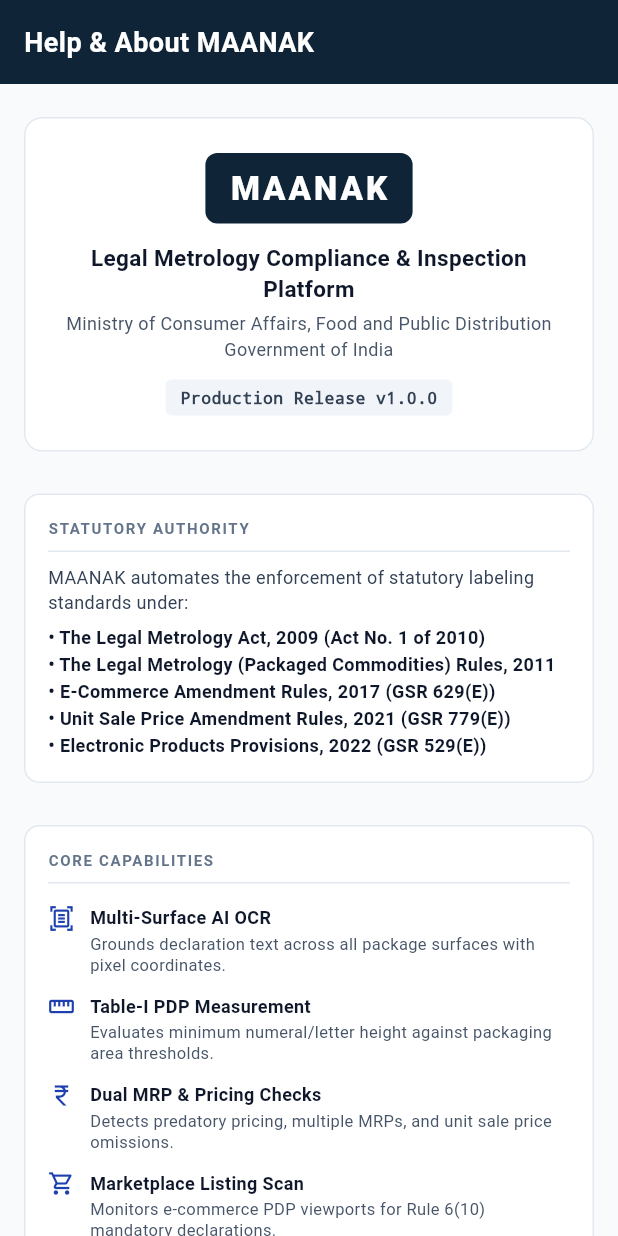
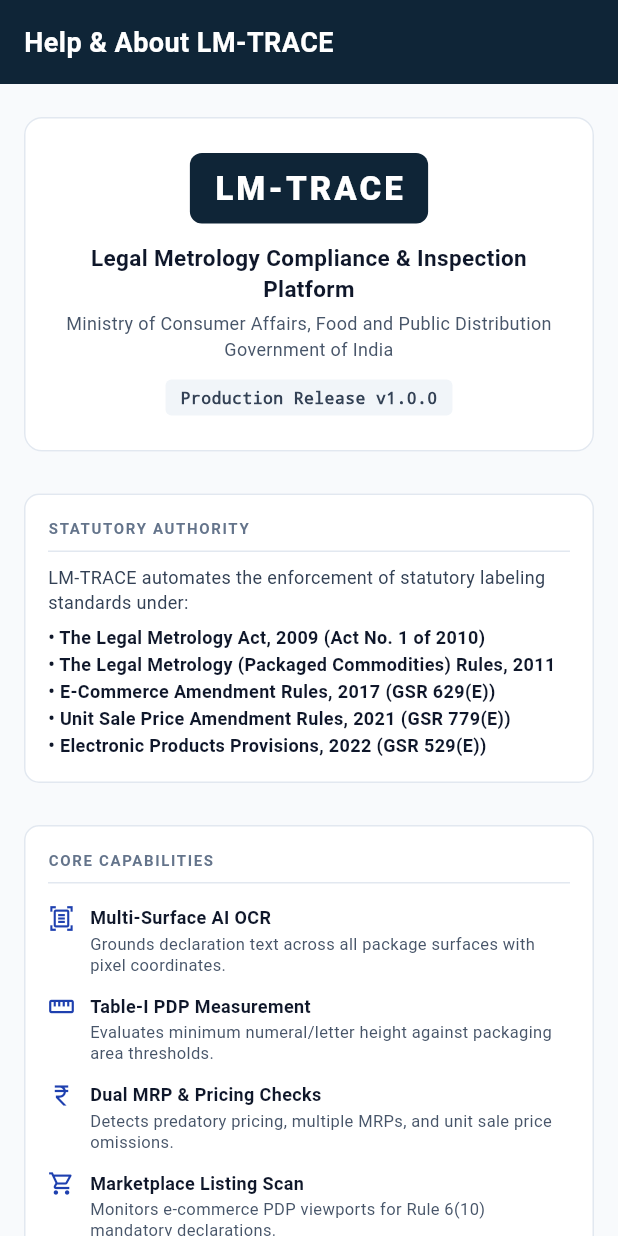
Before and after one commit to Anshult72/MAANAK, a Flutter app: the HelpAboutScreen screen opened by its route, on a phone screen of 412 x 824 dp. Run offline on Flutter 3.47's test engine with Material 3 defaults, Android fonts, the phone set to English and light mode, and no system bars; our stand-ins replace dio, flutter_riverpod, go_router, image_picker, pdf, printing; network calls fail.

```diff
--- /dev/null
+++ b/frontend/lib/core/constants/app_brand.dart
@@ -0,0 +1,23 @@
+/// Centralized application branding constants for LM-TRACE.
+class AppBrand {
+  /// The official user-facing application and product name.
+  static const String name = 'LM-TRACE';
+
+  /// Standard secondary subtitle for app bar and badges.
+  static const String subtitle = 'Legal Metrology';
+
+  /// Complete descriptive system title.
+  static const String systemTitle = 'Legal Metrology Compliance & Inspection System';
+
+  /// Platform specification subtitle.
+  static const String platformSubtitle = 'Legal Metrology Compliance & Inspection Platform';
+
+  /// Official release version string.
+  static const String version = '1.0.0';
+
+  /// Central enforcement support contact.
+  static const String supportEmail = 'support@lmtrace.gov.in';
+
+  /// Default fallback officer email domain.
+  static const String defaultOfficerEmail = 'officer@lmtrace.gov.in';
+}
--- a/frontend/lib/core/network/api_client.dart
+++ b/frontend/lib/core/network/api_client.dart
@@ -48,7 +48,7 @@ class ApiClient {
                 type: e.type,
                 error: e.error,
                 message:
-                    'Unable to connect to MAANAK server. Please check your internet connection and try again.',
+                    'Unable to connect to LM-TRACE server. Please check your internet connection and try again.',
               ),
             );
           }
@@ -97,7 +97,7 @@ class ApiClient {
                 type: e.type,
                 error: e.error,
                 message:
-                    'MAANAK server encountered an error. Please try again.',
+                    'LM-TRACE server encountered an error. Please try again.',
               ),
             );
           }
--- a/frontend/lib/features/about/help_about_screen.dart
+++ b/frontend/lib/features/about/help_about_screen.dart
@@ -1,5 +1,6 @@
 import 'package:flutter/material.dart';
 import '../../core/theme/app_theme.dart';
+import '../../core/constants/app_brand.dart';
 
 class HelpAboutScreen extends StatelessWidget {
   const HelpAboutScreen({super.key});
@@ -9,7 +10,7 @@ class HelpAboutScreen extends StatelessWidget {
     return Scaffold(
       backgroundColor: AppColors.neutral50,
       appBar: AppBar(
-        title: const Text('Help & About MAANAK'),
+        title: const Text('Help & About ${AppBrand.name}'),
       ),
       body: ListView(
         padding: const EdgeInsets.all(16),
@@ -32,7 +33,7 @@ class HelpAboutScreen extends StatelessWidget {
                       borderRadius: BorderRadius.circular(8),
                     ),
                     child: const Text(
-                      'MAANAK',
+                      AppBrand.name,
                       style: TextStyle(
                         color: Colors.white,
                         fontSize: 22,
@@ -78,13 +79,13 @@ class HelpAboutScreen extends StatelessWidget {
           // Statutory Mandate
           _buildInfoCard(
             title: 'STATUTORY AUTHORITY',
-            children: const [
+            children: [
               Text(
-                'MAANAK automates the enforcement of statutory labeling standards under:',
-                style: TextStyle(fontSize: 12, color: AppColors.neutral700),
+                '${AppBrand.name} automates the enforcement of statutory labeling standards under:',
+                style: const TextStyle(fontSize: 12, color: AppColors.neutral700),
               ),
-              SizedBox(height: 6),
-              Text(
+              const SizedBox(height: 6),
+              const Text(
                 '• The Legal Metrology Act, 2009 (Act No. 1 of 2010)\n• The Legal Metrology (Packaged Commodities) Rules, 2011\n• E-Commerce Amendment Rules, 2017 (GSR 629(E))\n• Unit Sale Price Amendment Rules, 2021 (GSR 779(E))\n• Electronic Products Provisions, 2022 (GSR 529(E))',
                 style: TextStyle(fontSize: 12, fontWeight: FontWeight.w600, color: AppColors.neutral900, height: 1.5),
               ),
@@ -108,17 +109,17 @@ class HelpAboutScreen extends StatelessWidget {
           // Support & Technical Contact
           _buildInfoCard(
             title: 'ENFORCEMENT SUPPORT',
-            children: const [
-              Text(
+            children: [
+              const Text(
                 'For operational assistance or technical escalation, contact Central Legal Metrology Enforcement Cell:',
                 style: TextStyle(fontSize: 12, color: AppColors.neutral700),
               ),
-              SizedBox(height: 8),
+              const SizedBox(height: 8),
               Row(
                 children: [
-                  Icon(Icons.email_outlined, size: 16, color: AppColors.secondaryBlue),
-                  SizedBox(width: 8),
-                  Text('support@maanak.gov.in', style: TextStyle(fontSize: 12, fontWeight: FontWeight.w600, color: AppColors.secondaryBlue)),
+                  const Icon(Icons.email_outlined, size: 16, color: AppColors.secondaryBlue),
+                  const SizedBox(width: 8),
+                  Text(AppBrand.supportEmail, style: const TextStyle(fontSize: 12, fontWeight: FontWeight.w600, color: AppColors.secondaryBlue)),
                 ],
               ),
             ],
--- a/frontend/lib/features/auth/auth_controller.dart
+++ b/frontend/lib/features/auth/auth_controller.dart
@@ -114,7 +114,7 @@ class AuthNotifier extends StateNotifier<AuthState> {
     } catch (e) {
       state = state.copyWith(
         isLoading: false,
-        errorMessage: "Could not connect to MAANAK server. Please verify backend is running.",
+        errorMessage: "Could not connect to LM-TRACE server. Please verify backend is running.",
       );
       return false;
     }
--- a/frontend/lib/features/auth/login_screen.dart
+++ b/frontend/lib/features/auth/login_screen.dart
@@ -1,6 +1,7 @@
 import 'package:flutter/material.dart';
 import 'package:flutter_riverpod/flutter_riverpod.dart';
 import '../../core/theme/app_theme.dart';
+import '../../core/constants/app_brand.dart';
 import 'auth_controller.dart';
 
 class LoginScreen extends ConsumerStatefulWidget {
@@ -88,7 +89,7 @@ class _LoginScreenState extends ConsumerState<LoginScreen> {
                       const SizedBox(height: 18),
                       const Center(
                         child: Text(
-                          "MAANAK",
+                          AppBrand.name,
                           style: TextStyle(
                             fontSize: 26,
                             fontWeight: FontWeight.w800,
--- a/frontend/lib/features/dashboard/widgets/maanak_navigation_drawer.dart
+++ b/frontend/lib/features/dashboard/widgets/maanak_navigation_drawer.dart
@@ -187,7 +187,7 @@ class MaanakNavigationDrawer extends ConsumerWidget {
                 _buildDrawerTile(
                   context,
                   icon: Icons.help_outline_rounded,
-                  title: 'Help & About MAANAK',
+                  title: 'Help & About LM-TRACE',
                   route: '/about',
                   semanticLabel: 'Help and About',
                 ),
--- a/frontend/lib/features/profile/officer_profile_screen.dart
+++ b/frontend/lib/features/profile/officer_profile_screen.dart
@@ -1,5 +1,6 @@
 import 'package:flutter/material.dart';
 import 'package:flutter_riverpod/flutter_riverpod.dart';
+import '../../core/constants/app_brand.dart';
 import '../../core/theme/app_theme.dart';
 import '../auth/auth_controller.dart';
 
@@ -23,7 +24,7 @@ class OfficerProfileScreen extends ConsumerWidget {
     final role = (user?.role ?? 'INSPECTOR').toUpperCase();
     final department = user?.department ?? 'Legal Metrology Department';
     final zone = user?.zone ?? 'Central Enforcement Zone';
-    final email = user?.email ?? 'officer@maanak.gov.in';
+    final email = user?.email ?? AppBrand.defaultOfficerEmail;
 
     return Scaffold(
       backgroundColor: AppColors.neutral50,
--- a/frontend/lib/features/reports/report_preview_screen.dart
+++ b/frontend/lib/features/reports/report_preview_screen.dart
@@ -6,6 +6,7 @@ import 'package:pdf/pdf.dart';
 import 'package:pdf/widgets.dart' as pw;
 import 'package:printing/printing.dart';
 import '../../core/theme/app_theme.dart';
+import '../../core/constants/app_brand.dart';
 import '../../core/network/api_client.dart';
 import '../../core/constants/api_constants.dart';
 import '../inspections/inspections_controller.dart';
@@ -57,8 +58,8 @@ class _ReportPreviewScreenState extends ConsumerState<ReportPreviewScreen> {
                     ),
                     alignment: pw.Alignment.center,
                     child: pw.Text(
-                      'MAANAK',
-                      style: pw.TextStyle(fontWeight: pw.FontWeight.bold, fontSize: 8, color: PdfColors.blue900),
+                      AppBrand.name,
+                      style: pw.TextStyle(fontWeight: pw.FontWeight.bold, fontSize: 7, color: PdfColors.blue900),
                     ),
                   ),
                   pw.SizedBox(width: 14),
@@ -264,7 +265,7 @@ class _ReportPreviewScreenState extends ConsumerState<ReportPreviewScreen> {
                   children: [
                     pw.Text('Report Sealed With:', style: const pw.TextStyle(fontSize: 8, color: PdfColors.grey600)),
                     pw.Text('SHA-256 Audit Seal: a7f893d2...c102', style: pw.TextStyle(fontSize: 8, fontWeight: pw.FontWeight.bold)),
-                    pw.Text('Platform: MAANAK v1.0 (SIH-2026)', style: const pw.TextStyle(fontSize: 8, color: PdfColors.grey600)),
+                    pw.Text('Platform: ${AppBrand.name} v1.0', style: const pw.TextStyle(fontSize: 8, color: PdfColors.grey600)),
                   ],
                 ),
                 pw.Column(
@@ -396,12 +397,12 @@ class _ReportPreviewScreenState extends ConsumerState<ReportPreviewScreen> {
           final bytes = Uint8List.fromList(rawBytes);
           await Printing.sharePdf(
             bytes: bytes,
-            filename: 'MAANAK_REPORT_$code.docx',
+            filename: 'LM_TRACE_REPORT_$code.docx',
           );
           if (mounted) {
             ScaffoldMessenger.of(context).showSnackBar(
               SnackBar(
-                content: Text('✓ DOCX Report ready: MAANAK_REPORT_$code.docx'),
+                content: Text('✓ DOCX Report ready: LM_TRACE_REPORT_$code.docx'),
                 backgroundColor: AppColors.compliant,
               ),
             );
@@ -458,7 +459,7 @@ class _ReportPreviewScreenState extends ConsumerState<ReportPreviewScreen> {
         build: (format) => _generatePdf(format, ins),
         canChangePageFormat: false,
         canChangeOrientation: false,
-        pdfFileName: 'MAANAK_Inspection_Report_${ins.inspectionCode}.pdf',
+        pdfFileName: 'LM_TRACE_Inspection_Report_${ins.inspectionCode}.pdf',
         actions: [
           PdfPreviewAction(
             icon: const Icon(Icons.edit_document, color: Colors.white),
--- a/frontend/lib/main.dart
+++ b/frontend/lib/main.dart
@@ -3,6 +3,7 @@ import 'package:flutter_riverpod/flutter_riverpod.dart';
 import 'package:go_router/go_router.dart';
 import 'core/theme/app_theme.dart';
 import 'core/routing/app_router.dart';
+import 'core/constants/app_brand.dart';
 import 'features/auth/auth_controller.dart';
 
 void main() async {
@@ -53,7 +54,7 @@ class _MaanakAppState extends ConsumerState<MaanakApp> {
     });
 
     return MaterialApp.router(
-      title: 'MAANAK — Legal Metrology Inspection Platform',
+      title: '${AppBrand.name} — Legal Metrology Inspection Platform',
       theme: AppTheme.lightTheme,
       routerConfig: _router,
       debugShowCheckedModeBanner: false,
--- a/frontend/pubspec.yaml
+++ b/frontend/pubspec.yaml
@@ -1,5 +1,5 @@
 name: maanak_app
-description: "A new Flutter project."
+description: "LM-TRACE — Legal Metrology Inspection & Compliance Platform"
 # The following line prevents the package from being accidentally published to
 # pub.dev using `flutter pub publish`. This is preferred for private packages.
 publish_to: 'none' # Remove this line if you wish to publish to pub.dev
```
Also changed, not shown: frontend/lib/features/dashboard/dashboard_screen.dart (+5 -4 lines), frontend/lib/features/settings/settings_screen.dart (+6 -5 lines), 11 other files.
